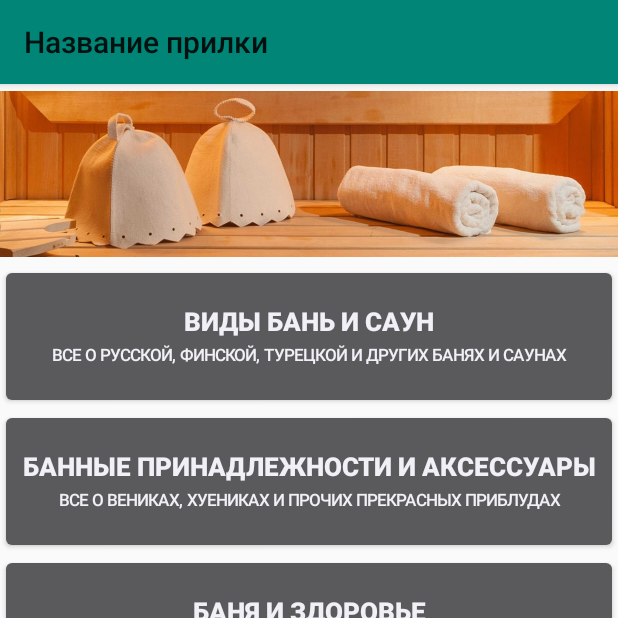
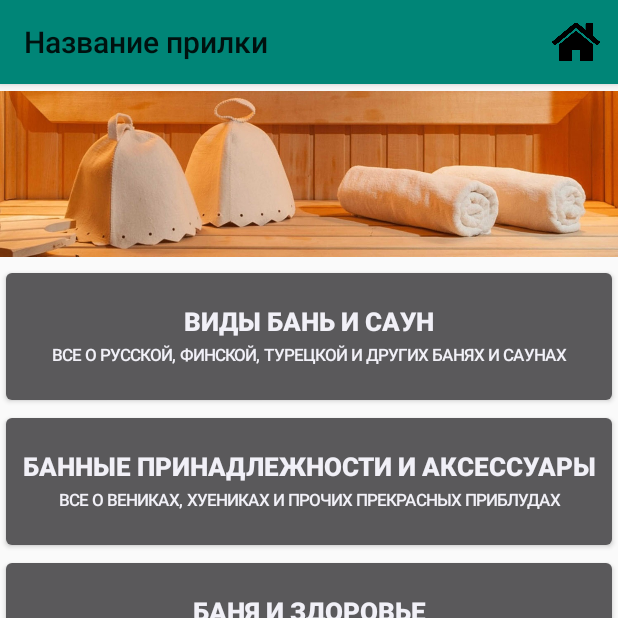
Before and after one commit to klon6494/Bathhouse, an Android app: the screen it shows after launch (PatternMenuActivity), on a phone screen of 412 x 824 dp, the top half of it. Run offline under Robolectric (Android 15) with nearby library versions, the phone set to English and light mode, and no system bars.

Commit message:
Добавлена кнопка "Домой", изменена иконка и название приложения

```diff
--- a/app/build.gradle
+++ b/app/build.gradle
@@ -26,4 +26,5 @@ dependencies {
     testImplementation 'junit:junit:4.12'
     androidTestImplementation 'androidx.test:runner:1.1.1'
     androidTestImplementation 'androidx.test.espresso:espresso-core:3.1.1'
+    implementation 'androidx.mediarouter:mediarouter:1.1.0'
 }
--- a/app/src/main/AndroidManifest.xml
+++ b/app/src/main/AndroidManifest.xml
@@ -4,7 +4,7 @@
 
     <application
         android:allowBackup="true"
-        android:icon="@mipmap/ic_launcher"
+        android:icon="@drawable/ico"
         android:label="@string/app_name"
         android:roundIcon="@mipmap/ic_launcher_round"
         android:supportsRtl="true"
--- a/app/src/main/java/com/example/bathhouse/MainActivity.java
+++ b/app/src/main/java/com/example/bathhouse/MainActivity.java
@@ -5,6 +5,9 @@ import androidx.appcompat.app.AppCompatActivity;
 import android.content.Intent;
 import android.os.Bundle;
 import android.text.Html;
+import android.view.Menu;
+import android.view.MenuInflater;
+import android.view.MenuItem;
 import android.view.View;
 import android.widget.Button;
 import android.widget.LinearLayout;
@@ -19,18 +22,5 @@ public class MainActivity extends AppCompatActivity {
         Intent intent = new Intent(this, PatternMenuActivity.class);
         intent.putExtra("parentId", 0);
         startActivity(intent);
-
- /*       ((Button)findViewById(R.id.button)).setText(Html.fromHtml("<br><b><big>" + "Виды бань и саун" + "</big></b>" +  "<br />" +
-                "<small>" + "Все о русской, финской, турецкой и других банях и саунах" + "</small>" + "<br />"));
-        //((Button)findViewById(R.id.button)).setBackgroundResource(R.drawable.main);
-        ((Button)findViewById(R.id.button1)).setText(Html.fromHtml("<br><b><big>" + "Банные принадлежности и аксессуары" + "</big></b>" +  "<br />" +
-                "<small>" + "Все о вениках, хуениках и прочих прекрасных приблудах" + "</small>" + "<br />"));
-        ((Button)findViewById(R.id.button2)).setText(Html.fromHtml("<br><b><big>" + "Баня и здоровье" + "</big></b>" +  "<br />" +
-                "<small>" + "Как и на что влияет процедура принятия бани или сауны" + "</small>" + "<br />"));
-        ((Button)findViewById(R.id.button3)).setText(Html.fromHtml("<br><b><big>" + "Часто задаваемые вопросы" + "</big></b>" +  "<br />" +
-                "<small>" + "Если у тебя остались вопросы - ты найдешь тут ответы на них" + "</small>" + "<br />"));
-        ((Button)findViewById(R.id.button4)).setText(Html.fromHtml("<br><b><big>" + "Разное о банях и саунах" + "</big></b>" +  "<br />" +
-                "<small>" + "Всякая дрибидень которая не вошла в остальные разделы" + "</small>" + "<br />"));
-   */
     }
 }
--- a/app/src/main/java/com/example/bathhouse/PatternMenuActivity.java
+++ b/app/src/main/java/com/example/bathhouse/PatternMenuActivity.java
@@ -3,7 +3,6 @@ package com.example.bathhouse;
 import androidx.appcompat.app.ActionBar;
 import androidx.appcompat.app.AppCompatActivity;
 
-import android.app.Activity;
 import android.content.Context;
 import android.content.Intent;
 import android.database.Cursor;
@@ -11,6 +10,8 @@ import android.database.SQLException;
 import android.graphics.Typeface;
 import android.os.Bundle;
 import android.text.Html;
+import android.view.Menu;
+import android.view.MenuInflater;
 import android.view.MenuItem;
 import android.view.View;
 import android.widget.Button;
@@ -107,8 +108,10 @@ public class PatternMenuActivity extends AppCompatActivity {
 
     protected void fillWindow()
     {
-        if(m_currentItem.id < 1)
+        if(m_currentItem.id < 1) {
             setTitle("Название прилки");
+            findViewById(R.id.home_button);
+        }
         else {
             setTitle(m_currentItem.name);
             ActionBar actionBar = getSupportActionBar();
@@ -215,13 +218,26 @@ public class PatternMenuActivity extends AppCompatActivity {
     }
 
     @Override
+    public boolean onCreateOptionsMenu(Menu menu) {
+        MenuInflater inflater = getMenuInflater();
+        inflater.inflate(R.menu.menu, menu);
+        return true;
+    }
+
+
+    @Override
     public boolean onOptionsItemSelected(MenuItem item) {
         int id = item.getItemId();
-
         switch (id) {
+            case R.id.home_button:
+                Intent intent = new Intent(this, PatternMenuActivity.class);
+                intent.putExtra("parentId", 0);
+                startActivity(intent);
+                return true;
             case android.R.id.home:
                 this.finish();
                 return true;
+
             default:
                 return super.onOptionsItemSelected(item);
         }
--- /dev/null
+++ b/app/src/main/res/menu/menu.xml
@@ -0,0 +1,11 @@
+<?xml version="1.0" encoding="utf-8"?>
+<menu xmlns:android="http://schemas.android.com/apk/res/android"
+    xmlns:app="http://schemas.android.com/apk/res-auto">
+    <item
+        android:id="@+id/home_button"
+        android:enabled="true"
+        android:icon="@drawable/home"
+        android:title="@string/home_button"
+        android:visible="true"
+        app:showAsAction="always" />
+</menu>
--- a/app/src/main/res/values/strings.xml
+++ b/app/src/main/res/values/strings.xml
@@ -1,3 +1,4 @@
 <resources>
-    <string name="app_name">bathhouse</string>
+    <string name="app_name">Бани и сауны: руководство</string>
+    <string name="home_button">На главную страницу</string>
 </resources>
```
Also changed, not shown: app/src/main/res/drawable/ic_search_black_24dp.xml (added, +9 -0 lines), app/src/main/res/drawable/home.png (added), app/src/main/res/drawable/ico.png (added).
